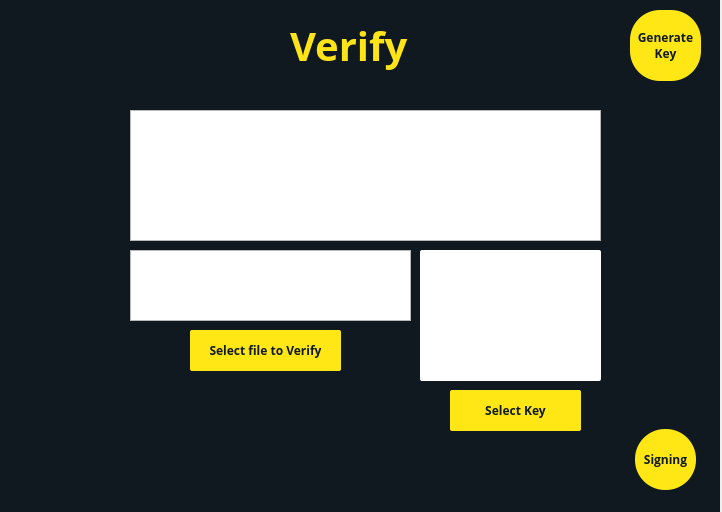
Old version of the form Verify.ui in the repository fernaldifz/digital-signature.
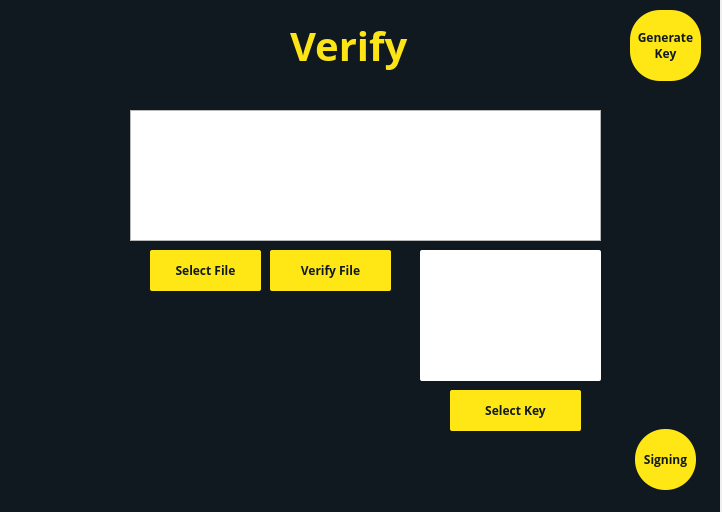
New version of the form.

What changed in the file:
```diff
--- a/Verify.ui
+++ b/Verify.ui
@@ -95,28 +95,6 @@
      <string>Signing</string>
     </property>
    </widget>
-   <widget class="QPushButton" name="verifyfile">
-    <property name="geometry">
-     <rect>
-      <x>190</x>
-      <y>330</y>
-      <width>151</width>
-      <height>41</height>
-     </rect>
-    </property>
-    <property name="styleSheet">
-     <string notr="true">background: #FFE715;
-border-radius: 2px;
-font-family: Open Sans;
-font-style: normal;
-font-weight: 600;
-font-size: 12px;
-color: #101920;</string>
-    </property>
-    <property name="text">
-     <string>Select file to Verify</string>
-    </property>
-   </widget>
    <widget class="QLabel" name="key">
     <property name="geometry">
      <rect>
@@ -271,27 +249,48 @@
      <set>Qt::AlignCenter</set>
     </property>
    </widget>
-   <widget class="QTextEdit" name="digest">
+   <widget class="QPushButton" name="selectfile">
     <property name="geometry">
      <rect>
-      <x>130</x>
+      <x>150</x>
       <y>250</y>
-      <width>281</width>
-      <height>71</height>
+      <width>111</width>
+      <height>41</height>
      </rect>
     </property>
     <property name="styleSheet">
-     <string notr="true">font-family: Open Sans;
+     <string notr="true">background: #FFE715;
+border-radius: 2px;
+font-family: Open Sans;
 font-style: normal;
-font-weight: bold;
-font-size: 10px;
-/* identical to box height */
-
-
+font-weight: 600;
+font-size: 12px;
 color: #101920;</string>
     </property>
-    <property name="readOnly">
-     <bool>true</bool>
+    <property name="text">
+     <string>Select File</string>
+    </property>
+   </widget>
+   <widget class="QPushButton" name="verify">
+    <property name="geometry">
+     <rect>
+      <x>270</x>
+      <y>250</y>
+      <width>121</width>
+      <height>41</height>
+     </rect>
+    </property>
+    <property name="styleSheet">
+     <string notr="true">background: #FFE715;
+border-radius: 2px;
+font-family: Open Sans;
+font-style: normal;
+font-weight: 600;
+font-size: 12px;
+color: #101920;</string>
+    </property>
+    <property name="text">
+     <string>Verify File</string>
     </property>
    </widget>
   </widget>
```
